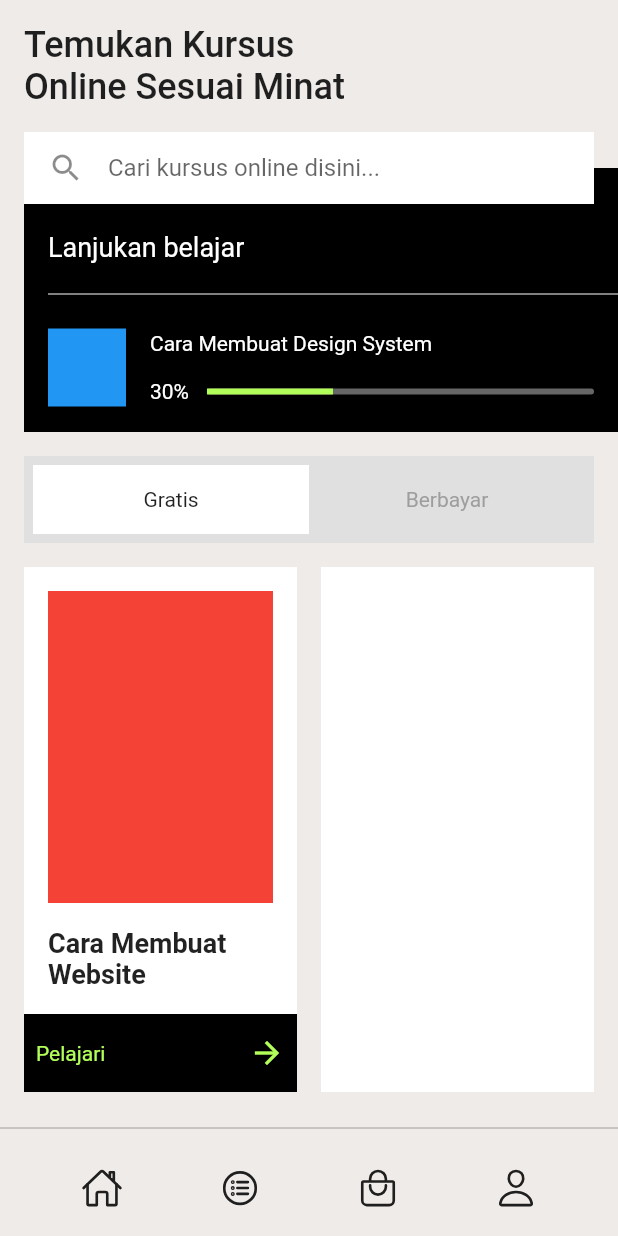
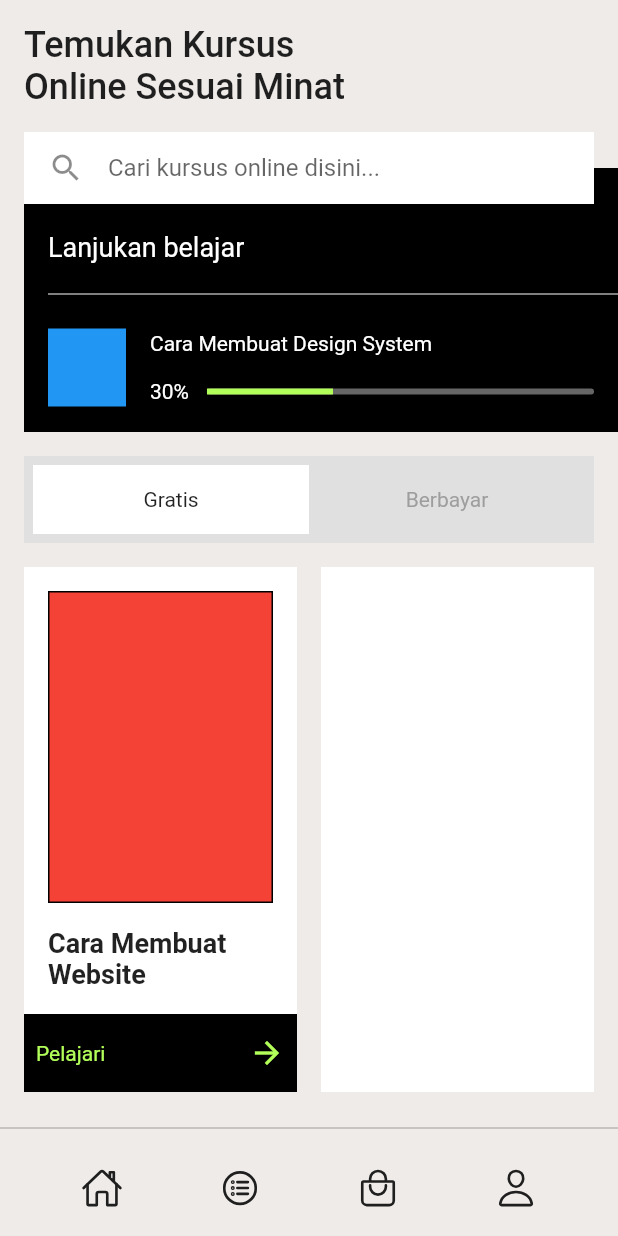
Before and after one commit to JAICHANGPARK/flutter_notebook_19th_story, a Flutter app: the screen it shows after launch, on a phone screen of 412 x 824 dp. Run offline on Flutter 3.47's test engine with Material 2 defaults, Android fonts, the phone set to English and light mode, and no system bars; our stand-ins replace bubble_tab_indicator, cached_network_image, countup, fl_chart, flutter_riverpod, freezed_annotation and 4 more.

Commit message:
Update e_course_home_page.dart

```diff
--- a/lib/ep1148_e_course_app/src/ui/e_course_home_page.dart
+++ b/lib/ep1148_e_course_app/src/ui/e_course_home_page.dart
@@ -212,7 +212,6 @@ class _ECourseHomePageState extends State<ECourseHomePage> {
                                   decoration: BoxDecoration(
                                     color: Colors.white,
                                   ),
-
                                   child: Column(
                                     mainAxisAlignment: MainAxisAlignment.spaceEvenly,
                                     children: [
@@ -227,6 +226,9 @@ class _ECourseHomePageState extends State<ECourseHomePage> {
                                                   child: Container(
                                                     decoration: BoxDecoration(
                                                       color: Colors.red,
+                                                      border: Border.all(
+                                                        color: Colors.black,
+                                                      ),
                                                     ),
                                                   ),
                                                 ),
```
